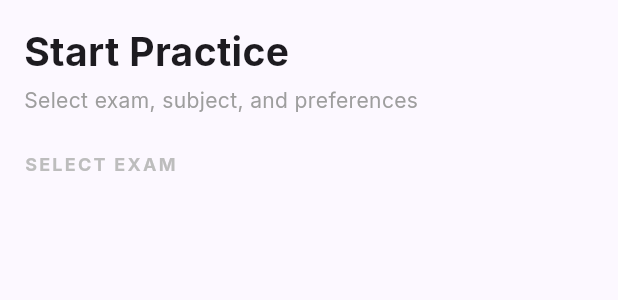
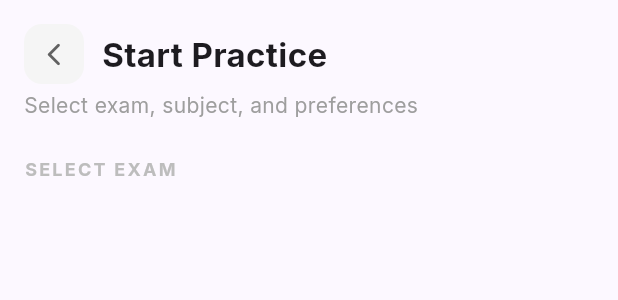
Before and after one commit to VenkyJallella/Exam-Prep, a Flutter app: the PracticeTab widget shown alone on an empty page, opened directly, on a phone screen of 412 x 824 dp. Shown: the top 300 px of the screen. Run offline on Flutter 3.47's test engine with Material 3 defaults, Android fonts, the phone set to English and light mode, and no system bars; our stand-ins replace flutter_secure_storage, google_fonts; accounts and stored records are empty; network calls fail.

Commit message:
feat: add back button to Practice tab — returns to Dashboard
Co-Authored-By: Claude Opus 4.6 <noreply@anthropic.com>

```diff
--- a/mobile/lib/screens/home_screen.dart
+++ b/mobile/lib/screens/home_screen.dart
@@ -276,7 +276,21 @@ class _PracticeTabState extends State<PracticeTab> {
       child: SingleChildScrollView(
         padding: const EdgeInsets.all(16),
         child: Column(crossAxisAlignment: CrossAxisAlignment.start, children: [
-          const Text('Start Practice', style: TextStyle(fontSize: 26, fontWeight: FontWeight.bold)),
+          Row(children: [
+            GestureDetector(
+              onTap: () {
+                final homeState = context.findAncestorStateOfType<_HomeScreenState>();
+                homeState?.setState(() => homeState._currentIndex = 0);
+              },
+              child: Container(
+                width: 40, height: 40,
+                decoration: BoxDecoration(color: Colors.grey[100], borderRadius: BorderRadius.circular(12)),
+                child: Icon(Icons.arrow_back_ios_new_rounded, size: 18, color: Colors.grey[700]),
+              ),
+            ),
+            const SizedBox(width: 12),
+            const Expanded(child: Text('Start Practice', style: TextStyle(fontSize: 22, fontWeight: FontWeight.bold))),
+          ]),
           const SizedBox(height: 4),
           Text('Select exam, subject, and preferences', style: TextStyle(color: Colors.grey[500], fontSize: 14)),
           const SizedBox(height: 24),
```
